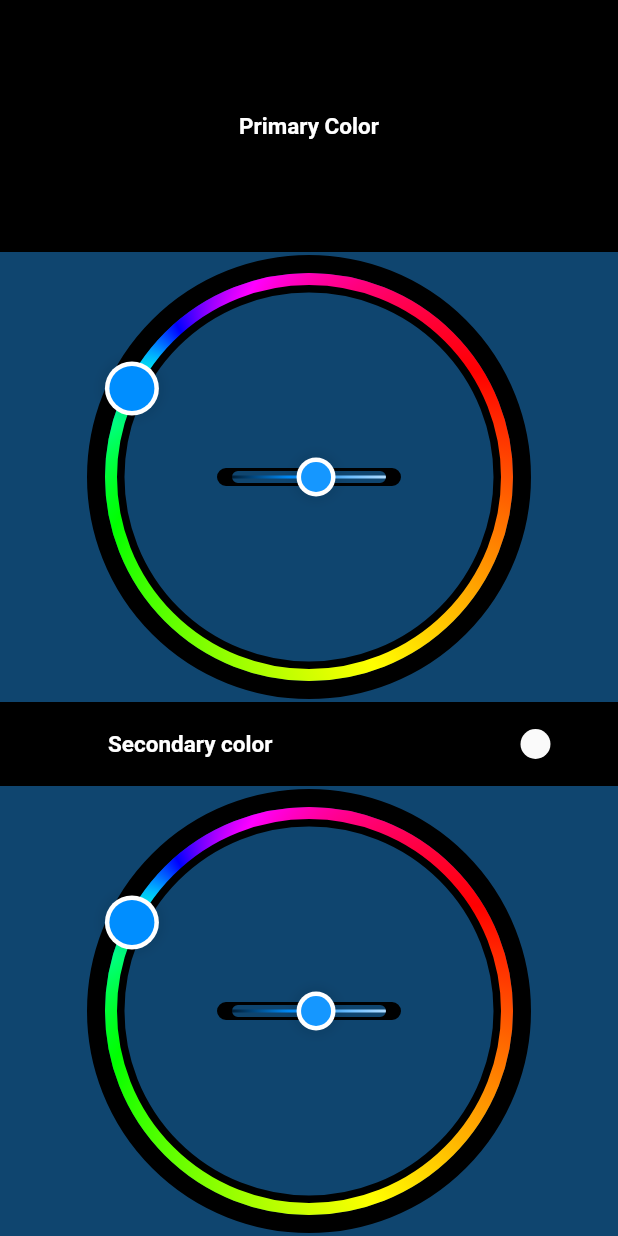
After one commit to Oetoekkae/RGB-Led, a Flutter app: the screen it shows after launch, on a phone screen of 412 x 824 dp. The commit adds this screen. Run offline on Flutter 3.47's test engine with Material 2 defaults, Android fonts, the light colour scheme and no system bars; our stand-ins replace connectivity, hex; missing offline and left inert: dart:ffi.

Commit message:
Secondary led start
Added secondary led and started some UI changes for the secondary led

```diff
--- /dev/null
+++ b/Android-App/rgbled_wifi/lib/UI/customicons/my_flutter_app_icons.dart
@@ -0,0 +1,33 @@
+/// Flutter icons MyFlutterApp
+/// Copyright (C) 2020 by original authors @ fluttericon.com, fontello.com
+/// This font was generated by FlutterIcon.com, which is derived from Fontello.
+///
+/// To use this font, place it in your fonts/ directory and include the
+/// following in your pubspec.yaml
+///
+/// flutter:
+///   fonts:
+///    - family:  MyFlutterApp
+///      fonts:
+///       - asset: fonts/MyFlutterApp.ttf
+///
+///
+/// * Elusive, Copyright (C) 2013 by Aristeides Stathopoulos
+///         Author:    Aristeides Stathopoulos
+///         License:   SIL (http://scripts.sil.org/OFL)
+///         Homepage:  http://aristeides.com/
+/// * Material Design Icons, Copyright (C) Google, Inc
+///         Author:    Google
+///         License:   Apache 2.0 (https://www.apache.org/licenses/LICENSE-2.0)
+///         Homepage:  https://design.google.com/icons/
+///
+import 'package:flutter/widgets.dart';
+
+class MyFlutterApp {
+  MyFlutterApp._();
+
+  static const _kFontFam = 'MyFlutterApp';
+
+  static const IconData lightbulb = IconData(0xe800, fontFamily: _kFontFam);
+  static const IconData lightbulb_outline = IconData(0xe801, fontFamily: _kFontFam);
+}
--- /dev/null
+++ b/Android-App/rgbled_wifi/lib/UI/secondary_light_switch.dart
@@ -0,0 +1,32 @@
+import 'package:flutter/material.dart';
+import 'package:rgbled_wifi/UI/customicons/my_flutter_app_icons.dart';
+
+final widgetText =  const TextStyle(fontSize: 15.0, fontWeight: FontWeight.bold, color: Colors.white);
+
+class SecondaryLightSwitch extends StatefulWidget{
+  SecondaryLightSwitch({Key key});
+
+  @override
+  _SecondaryLightSwicthState createState() => _SecondaryLightSwicthState();
+
+}
+
+class _SecondaryLightSwicthState extends State<SecondaryLightSwitch> {
+  bool _secondaryLed = false;
+
+  @override
+  Widget build(BuildContext context) {
+    return Expanded(
+      child: SwitchListTile(
+        title: Text("Secondary color", style: widgetText),
+        value: _secondaryLed,
+        onChanged: (bool value) {
+          setState(() {
+            _secondaryLed = value;
+          });
+      },
+      secondary: Icon(_secondaryLed == true ? MyFlutterApp.lightbulb_outline : MyFlutterApp.lightbulb),
+      ),
+    );
+  }
+}
--- a/Android-App/rgbled_wifi/lib/main.dart
+++ b/Android-App/rgbled_wifi/lib/main.dart
@@ -2,12 +2,13 @@ import 'package:flutter/material.dart';
 import 'package:flutter/services.dart';
 import 'package:rgbled_wifi/pages/wifi_page.dart';
 import 'package:rgbled_wifi/pages/wifi_connect_page.dart';
+import 'package:rgbled_wifi/pages/main_pageV2.dart';
 import './pages/landing_page.dart';
 import 'package:connectivity/connectivity.dart';
 
 void main(){
 runApp(new MaterialApp(
-    home: new WifiPageConnect(),
+    home: new MainPageV2(),
   ));
 
 
--- /dev/null
+++ b/Android-App/rgbled_wifi/lib/pages/main_pageV2.dart
@@ -0,0 +1,150 @@
+import 'package:hex/hex.dart';
+import 'package:flutter/material.dart';
+import 'package:http/http.dart';
+//import 'package:flutter_circle_color_picker/flutter_circle_color_picker.dart';
+import 'package:rgbled_wifi/UI/flutter_circle_color_picker.dart';
+import 'package:rgbled_wifi/UI/my_button.dart';
+import 'package:rgbled_wifi/UI/secondary_light_switch.dart';
+
+
+const String A = "0123456789abcdef";
+final String host = "192.168.4.1";
+final _biggerFont = const TextStyle(fontSize: 20.0, fontWeight: FontWeight.bold, color: Colors.black);
+bool _isSending = false;
+bool _secondaryLed = false;
+Color _bgColor = Colors.blue;
+
+
+class MainPageV2 extends StatefulWidget{
+
+  @override
+  State createState() => new MainPageV2State();
+}
+
+class MainPageV2State extends State<MainPageV2> {
+  @override
+  Widget build(BuildContext context) {
+    return MaterialApp(
+      home: SafeArea(
+        child: Scaffold(
+          backgroundColor: _bgColor,
+          body: new Column(
+            //crossAxisAlignment: CrossAxisAlignment.stretch,
+            children: <Widget>[
+              Expanded(
+                child: Container(
+                  //alignment: Alignment.center,
+                  color: Colors.black,
+                  child: Row(
+                    mainAxisAlignment: MainAxisAlignment.center,
+                    children: <Widget>[
+                      Text("Primary Color", style: new TextStyle(fontSize: 15, color: Colors.white, fontWeight: FontWeight.bold),)
+                    ],
+                  ),
+                ),
+              ),
+              Container(
+                decoration: BoxDecoration(
+                    color: Colors.black54,
+                ),
+
+                child: Center(
+                  child: CircleColorPicker(
+                    initialColor: Colors.blue,
+                    onChanged: (color) {
+                      setState(() {
+                        _request(color);
+                      });
+                    },
+                    size: const Size(300, 300),
+                    strokeWidth: 4,
+                    thumbSize: 36,
+                  ),
+                ),
+              ),
+              Container(
+                  color: Colors.black,
+                  child: Row(
+                    children: <Widget>[
+                      SecondaryLightSwitch(),
+                    ],
+                  ),
+                ),
+              Container(
+                decoration: BoxDecoration(
+                    color: Colors.black54
+                ),
+                child: Center(
+                  child: CircleColorPicker(
+                    initialColor: Colors.blue,
+                    onChanged: (color) {
+                      setState(() {
+                        _request(color);
+                      });
+                    },
+                    size: const Size(300, 300),
+                    strokeWidth: 4,
+                    thumbSize: 36,
+                  ),
+                ),
+              ),
+            ],
+          ),
+        ),
+      ),//   <--- image
+    );
+  }
+}
+
+_makePostReq(Color hexVal) {
+  _isSending = true;
+  String tempStr = hexVal.toString();
+  List tempList = tempStr.split("Color(0xff");
+  String hexValue = tempList[1].toString().substring(0, 6);
+  var uri = Uri.http(host, '/colors', {'R' : HEX.decode(hexValue.substring(0,2)).toString(),
+    'G' : HEX.decode(hexValue.substring(2,4)).toString(),
+    'B' : HEX.decode(hexValue.substring(4,6)).toString()});
+  Map<String, String> headers = {"Content-type":"text/html"};
+  Future<void> response = put(uri, headers:headers)
+      .then((response) => getResponse(response))
+      .catchError((error) => print(error));
+}
+
+_requestRainbows() {
+  _isSending = true;
+  var uri = Uri.http(host, '/RAINBOW!');
+  Map<String, String> headers = {"Content-type": "text/html"};
+  Future<void> response = put(uri, headers:headers)
+      .then((response) => getResponse(response))
+      .catchError((error) => print(error));
+}
+
+
+void getResponse(Response response) {
+  _isSending = false;
+  print("Done, " + response.body);
+}
+
+void _request(Color hexVal) {
+  if(!_isSending) {
+    print(hexVal);
+    _makePostReq(hexVal);
+    _bgColor = hexVal;
+    //setBgColor(hexVal);
+    return;
+  }
+  print("Can't, still sending this previous");
+}
+void setBgColor(Color bg) {
+  _bgColor = bg;
+  //print(bg.toString());
+}
+
+List<Widget> spawnButtons(int ammount) {
+  List<Widget> buttons = [];
+  buttons.add(MyButton("Rainbows!", true, () => _requestRainbows()));
+  for(int i = 0; i<ammount;i++) {
+    buttons.add(MyButton("Button " + (i+1).toString(), false, () => print("not this")));
+  }
+  return buttons;
+}
```
Also changed, not shown: Android-App/rgbled_wifi/pubspec.yaml (+7 -0 lines), Android-App/rgbled_wifi/assets/fonts/MyFlutterApp.ttf (added), Android-App/rgbled_wifi/assets/images/BlankBulb.png (added), Android-App/rgbled_wifi/assets/images/BlankBulb_small.png (added), Android-App/rgbled_wifi/assets/images/RainbowBulb.png (added), Android-App/rgbled_wifi/assets/images/RainbowBulb_small.png (added), 1 other file.
